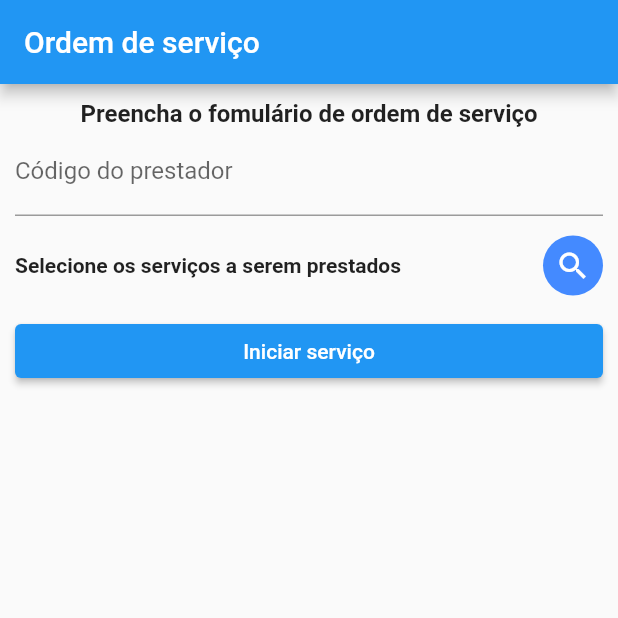
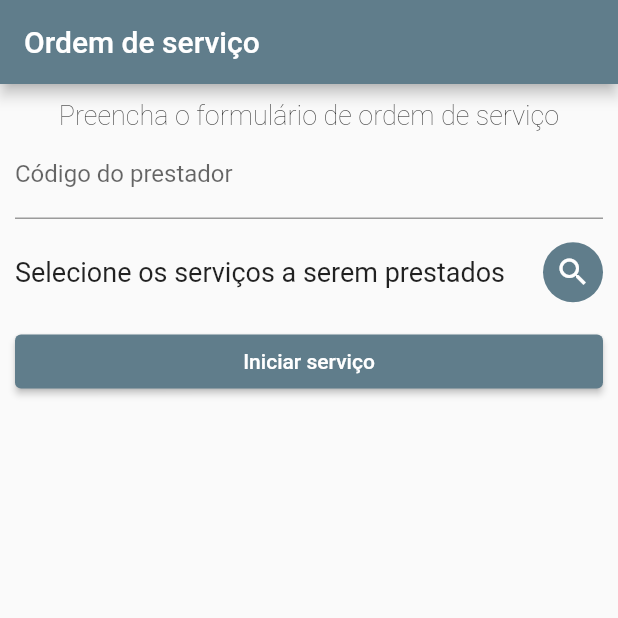
Before and after one commit to rafaeuz/fiap_mba_abc_tech_front, a Flutter app: the screen it shows after launch, on a phone screen of 412 x 824 dp, the top half of it. Run offline on Flutter 3.47's test engine with Material 2 defaults, Android fonts, the phone set to English and light mode, and no system bars; our stand-ins replace geolocator, get.

Commit message:
feat: change style

```diff
--- a/lib/main.dart
+++ b/lib/main.dart
@@ -25,7 +25,7 @@ class MyApp extends StatelessWidget {
     return GetMaterialApp(
       title: 'Flutter Demo',
       theme: ThemeData(
-        primarySwatch: Colors.blue,
+        primarySwatch: Colors.blueGrey,
       ),
       getPages: [
         GetPage(
--- a/lib/pages/order_page.dart
+++ b/lib/pages/order_page.dart
@@ -25,9 +25,9 @@ class OrderPage extends GetView<OrderController> {
             Row(children: const [
               Expanded(
                   child: Text(
-                'Preencha o fomulário de ordem de serviço',
+                'Preencha o formulário de ordem de serviço',
                 textAlign: TextAlign.center,
-                style: TextStyle(fontSize: 16.0, fontWeight: FontWeight.bold),
+                style: TextStyle(fontSize: 18.0, fontWeight: FontWeight.w200),
               ))
             ]),
             Obx(() {
@@ -50,11 +50,11 @@ class OrderPage extends GetView<OrderController> {
                         'Selecione os serviços a serem prestados',
                         textAlign: TextAlign.left,
                         style: TextStyle(
-                            fontSize: 14.0, fontWeight: FontWeight.bold),
+                            fontSize: 18.0, fontWeight: FontWeight.w400),
                       ))),
               Ink(
                   decoration: const ShapeDecoration(
-                      shape: CircleBorder(), color: Colors.blueAccent),
+                      shape: CircleBorder(), color: Colors.blueGrey),
                   child: IconButton(
                       icon: const Icon(
                         Icons.search,
@@ -69,7 +69,8 @@ class OrderPage extends GetView<OrderController> {
             ),
             Row(children: [
               Expanded(
-                  child: ElevatedButton(onPressed: () {
+                  child: ElevatedButton(
+                    onPressed: () {
                     FocusScope.of(context).unfocus();
                     controller.finishStartOrder();
                   }, child: Obx((() {
@@ -78,7 +79,8 @@ class OrderPage extends GetView<OrderController> {
                   } else {
                     return const Text("Finalizar serviço");
                   }
-              }))))
+                }),
+              )))
             ]),
           ],
         ),
```
Also changed, not shown: lib/pages/services_page.dart (+10 -4 lines). Lines whose indentation alone changed are shown as unchanged.
